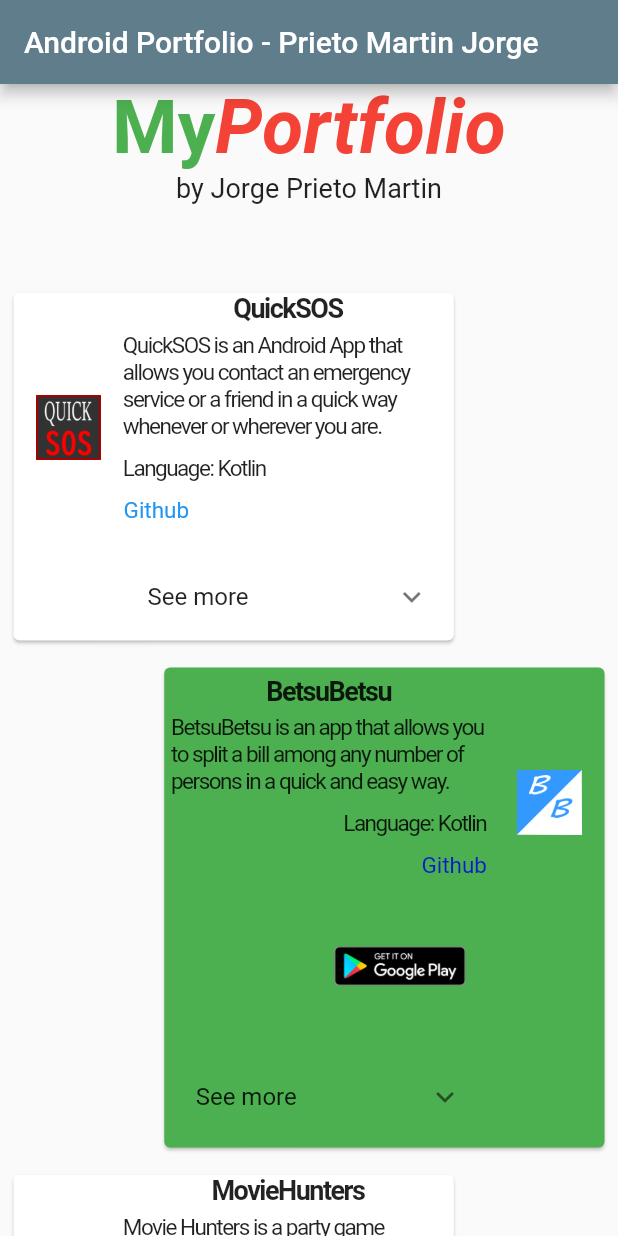
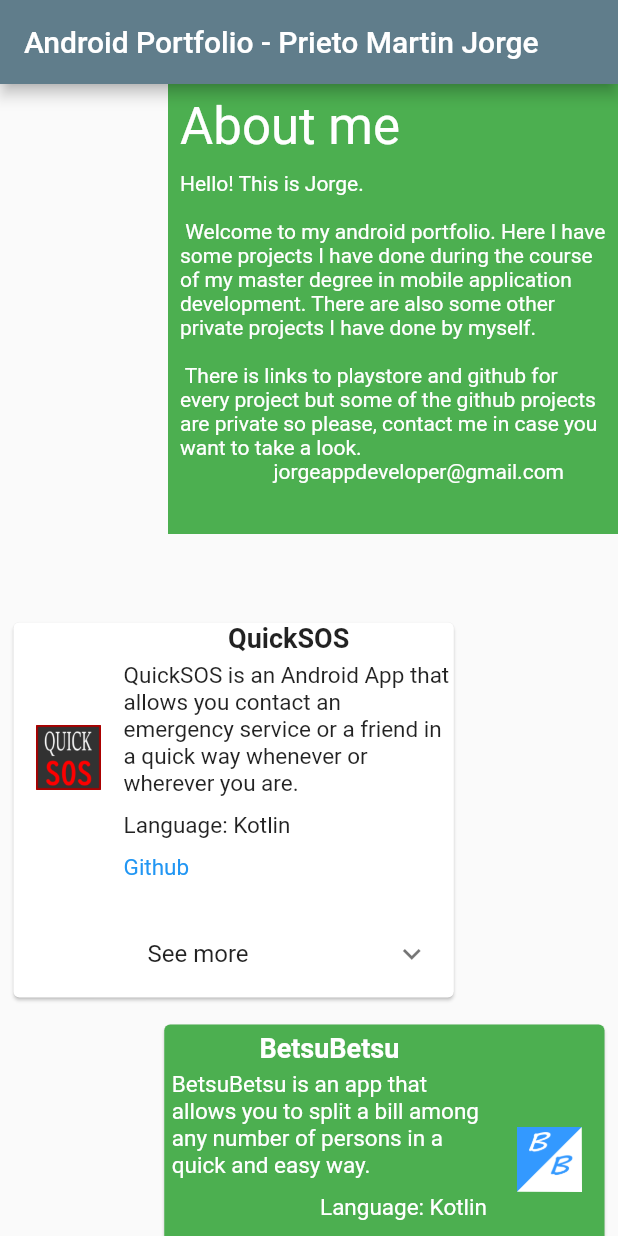
Before and after one commit to jorgeprieto1988/portfolio, a Flutter app: the screen it shows after launch, on a phone screen of 412 x 824 dp. Run offline on Flutter 3.47's test engine with Material 2 defaults, Android fonts, the phone set to English and light mode, and no system bars; our stand-ins replace carousel_slider.

Commit message:
adding about me card

```diff
--- a/lib/main.dart
+++ b/lib/main.dart
@@ -33,31 +33,44 @@ class MyHomePage extends StatelessWidget {
                     mainAxisAlignment: MainAxisAlignment.center,
                     crossAxisAlignment: CrossAxisAlignment.center,
                     children: <Widget>[
-              RichText(
-                text: TextSpan(
-                  text: "My",
-                  style: TextStyle(
-                    fontWeight: FontWeight.w700,
-                    color: Colors.green,
-                    fontSize: 50.0,
-                  ),
-                  children: [
-                    TextSpan(
-                      text: "Portfolio",
-                      style: TextStyle(
-                        fontStyle: FontStyle.italic,
-                        color: Colors.red,
-                        fontSize: 50.0,
-                      ),
-                    ),
-                  ],
-                ),
-              ),
-              Text("by Jorge Prieto Martin", style: TextStyle(fontSize: 18)),
+              aboutMeBox(context),
               SizedBox(
                 height: 50.0,
               ),
               ListWidget(),
             ]))));
   }
+
+  Widget aboutMeBox(context) {
+    return Align(
+        alignment: Alignment.topRight,
+        child: Container(
+            decoration: BoxDecoration(
+              shape: BoxShape.circle,
+              borderRadius: BorderRadius.only(
+                  topLeft: Radius.circular(100.0),
+                  bottomLeft: Radius.circular(100.0)),
+            ),
+            constraints: BoxConstraints.expand(height: 300, width: 300),
+            padding: const EdgeInsets.all(8.0),
+            color: Colors.green,
+            alignment: Alignment.topLeft,
+            child: Column(
+                crossAxisAlignment: CrossAxisAlignment.start,
+                children: <Widget>[
+                  Text('About me',
+                      style: Theme.of(context)
+                          .textTheme
+                          .headline4!
+                          .copyWith(color: Colors.white)),
+                  SizedBox(
+                    height: 10.0,
+                  ),
+                  Text('''Hello! This is Jorge.
+                  \n Welcome to my android portfolio. Here I have some projects I have done during the course of my master degree in mobile application development. There are also some other private projects I have done by myself.
+                  \n There is links to playstore and github for every project but some of the github projects are private so please, contact me in case you want to take a look.
+                  jorgeappdeveloper@gmail.com''',
+                      style: TextStyle(color: Colors.white))
+                ])));
+  }
 }
--- a/lib/widget/appwidget.dart
+++ b/lib/widget/appwidget.dart
@@ -33,16 +33,7 @@ class AppWidget extends StatelessWidget {
                       child: Row(
                           crossAxisAlignment: CrossAxisAlignment.start,
                           children: <Widget>[
-                    Expanded(
-                        flex: 1,
-                        child: Container(
-                            margin: const EdgeInsets.all(15),
-                            child: ClipRRect(
-                                borderRadius: BorderRadius.circular(crop),
-                                child: Image(
-                                    width: 150,
-                                    height: 150,
-                                    image: AssetImage(app.image))))),
+                    Expanded(flex: 1, child: iconImage()),
                     Expanded(
                         flex: 3,
                         child: Column(
@@ -54,7 +45,6 @@ class AppWidget extends StatelessWidget {
                                 style: TextStyle(
                                   fontWeight: FontWeight.bold,
                                   fontSize: 18,
-                                  letterSpacing: -1,
                                 ),
                               ),
                               SizedBox(height: 5),
@@ -64,7 +54,6 @@ class AppWidget extends StatelessWidget {
                                     app.description,
                                     style: TextStyle(
                                       fontSize: 15,
-                                      letterSpacing: -1,
                                       overflow: TextOverflow.clip,
                                     ),
                                   )),
@@ -75,7 +64,6 @@ class AppWidget extends StatelessWidget {
                                     "Language: " + app.languages,
                                     style: TextStyle(
                                       fontSize: 15,
-                                      letterSpacing: -1,
                                     ),
                                   )),
                               SizedBox(height: 10),
@@ -136,8 +124,7 @@ class AppWidget extends StatelessWidget {
                                                 style: TextStyle(
                                                     fontWeight: FontWeight.bold,
                                                     fontSize: 18,
-                                                  letterSpacing: -1,
-                                                ),
+                                                    color: Colors.white),
                                               )),
                                           SizedBox(height: 5),
                                           Align(
@@ -146,7 +133,7 @@ class AppWidget extends StatelessWidget {
                                                 app.description,
                                                 style: TextStyle(
                                                   fontSize: 15,
-                                                  letterSpacing: -1,
+                                                  color: Colors.white,
                                                   overflow: TextOverflow.clip,
                                                 ),
                                               )),
@@ -157,8 +144,7 @@ class AppWidget extends StatelessWidget {
                                                 "Language: " + app.languages,
                                                 style: TextStyle(
                                                     fontSize: 15,
-                                                  letterSpacing: -1,
-                                                ),
+                                                    color: Colors.white),
                                               )),
                                           SizedBox(height: 10),
                                           Align(
@@ -187,27 +173,25 @@ class AppWidget extends StatelessWidget {
                                           playStoreRight(),
                                           seeMore(),
                                         ]))),
-                            Expanded(
-                                flex: 1,
-                                child: Align(
-                                    alignment: Alignment.centerLeft,
+                            Expanded(flex: 1, child: iconImage())
+                          ])))),
+        ]));
+  }
+
+  Widget iconImage() {
+    return Align(
+        alignment: Alignment.center,
         child: Container(
             height: 150,
             width: 150,
             decoration: BoxDecoration(
-                                          borderRadius:
-                                              BorderRadius.circular(15),
+              borderRadius: BorderRadius.circular(15),
             ),
             margin: const EdgeInsets.all(15),
             child: ClipRRect(
-                                            borderRadius:
-                                                BorderRadius.circular(15),
-                                            child: Image(
-                                                fit: BoxFit.contain,
-                                                image:
-                                                    AssetImage(app.image))))))
-                          ])))),
-        ]));
+                borderRadius: BorderRadius.circular(15),
+                child:
+                    Image(fit: BoxFit.contain, image: AssetImage(app.image)))));
   }
 
   Widget slideImage() {
```
Lines whose indentation alone changed are shown as unchanged.
